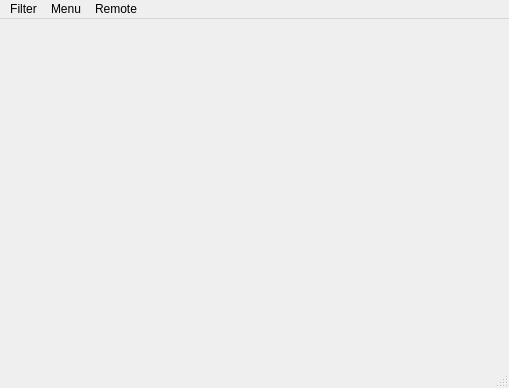
The window that mainwindow.ui (ahagmann/tdl) describes before a commit, drawn with Qt 5.
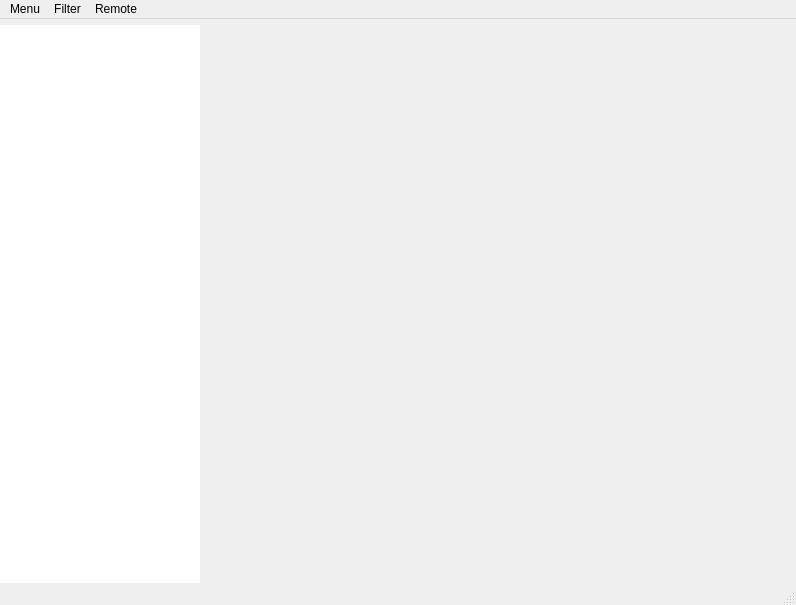
The same window after the commit. The open tabs and pages were chosen to show the change. Icons and pictures are not drawn.

Commit message: Move special tabs to sidebar

What changed in the file:
```diff
--- a/mainwindow.ui
+++ b/mainwindow.ui
@@ -6,8 +6,8 @@
    <rect>
     <x>0</x>
     <y>0</y>
-    <width>509</width>
-    <height>388</height>
+    <width>796</width>
+    <height>605</height>
    </rect>
   </property>
   <property name="windowTitle">
@@ -32,6 +32,74 @@
      <number>0</number>
     </property>
     <item>
+     <layout class="QHBoxLayout" name="horizontalLayout_2" stretch="0,100">
+      <property name="spacing">
+       <number>0</number>
+      </property>
+      <item>
+       <widget class="QListWidget" name="mainTabsList">
+        <property name="minimumSize">
+         <size>
+          <width>200</width>
+          <height>0</height>
+         </size>
+        </property>
+        <property name="baseSize">
+         <size>
+          <width>100</width>
+          <height>0</height>
+         </size>
+        </property>
+        <property name="autoFillBackground">
+         <bool>false</bool>
+        </property>
+        <property name="frameShape">
+         <enum>QFrame::NoFrame</enum>
+        </property>
+        <property name="frameShadow">
+         <enum>QFrame::Plain</enum>
+        </property>
+        <property name="lineWidth">
+         <number>0</number>
+        </property>
+        <property name="verticalScrollBarPolicy">
+         <enum>Qt::ScrollBarAlwaysOff</enum>
+        </property>
+        <property name="horizontalScrollBarPolicy">
+         <enum>Qt::ScrollBarAlwaysOff</enum>
+        </property>
+        <property name="sizeAdjustPolicy">
+         <enum>QAbstractScrollArea::AdjustToContents</enum>
+        </property>
+        <property name="autoScroll">
+         <bool>false</bool>
+        </property>
+        <property name="editTriggers">
+         <set>QAbstractItemView::NoEditTriggers</set>
+        </property>
+        <property name="showDropIndicator" stdset="0">
+         <bool>false</bool>
+        </property>
+        <property name="selectionBehavior">
+         <enum>QAbstractItemView::SelectItems</enum>
+        </property>
+        <property name="spacing">
+         <number>10</number>
+        </property>
+        <property name="uniformItemSizes">
+         <bool>true</bool>
+        </property>
+       </widget>
+      </item>
+      <item>
+       <widget class="QStackedWidget" name="mainTabsStack">
+        <property name="lineWidth">
+         <number>0</number>
+        </property>
+        <property name="currentIndex">
+         <number>1</number>
+        </property>
+        <widget class="QWidget" name="page_0">
      <layout class="QVBoxLayout" name="verticalLayout">
       <item>
        <widget class="QTabWidget" name="tabs">
@@ -52,6 +120,15 @@
        </widget>
       </item>
      </layout>
+        </widget>
+        <widget class="QWidget" name="page_1"/>
+        <widget class="QWidget" name="page_2"/>
+        <widget class="QWidget" name="page_3"/>
+        <widget class="QWidget" name="page_4"/>
+        <widget class="QWidget" name="page_5"/>
+       </widget>
+      </item>
+     </layout>
     </item>
    </layout>
   </widget>
@@ -60,7 +137,7 @@
     <rect>
      <x>0</x>
      <y>0</y>
-     <width>509</width>
+     <width>796</width>
      <height>22</height>
     </rect>
    </property>
@@ -91,8 +168,8 @@
     <addaction name="actionPush"/>
     <addaction name="actionPull"/>
    </widget>
-   <addaction name="menuFilter"/>
    <addaction name="menuReload"/>
+   <addaction name="menuFilter"/>
    <addaction name="menuRemote"/>
   </widget>
   <widget class="QStatusBar" name="statusBar"/>
```
Left out of the diff: 6 changed lines with no effect on the pictures. Lines whose indentation alone changed are shown as unchanged. The commit also changes 2 other files.
